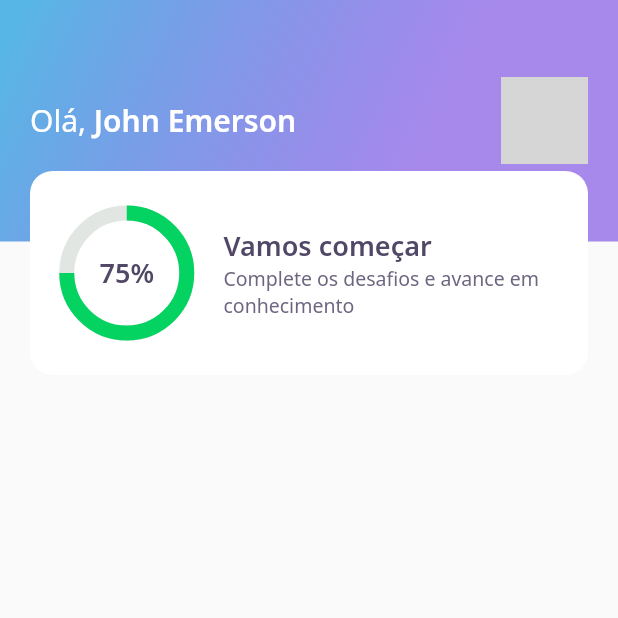
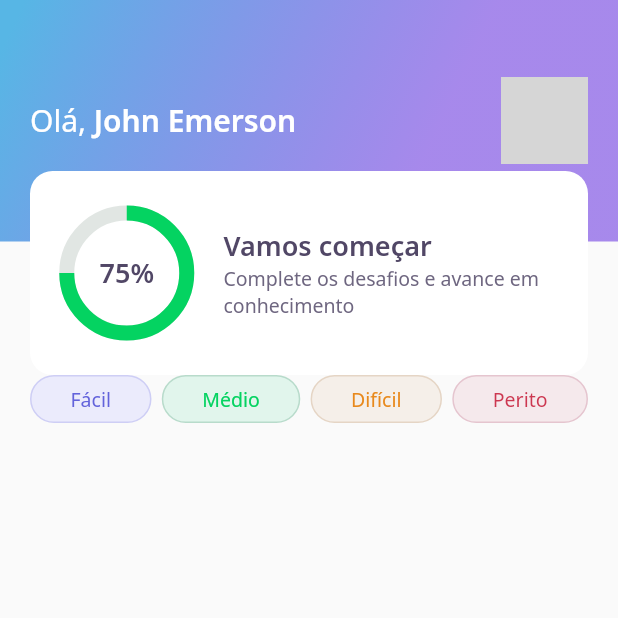
Before and after one commit to JohnEmerson1406/devquiz, a Flutter app: the screen it shows after launch, on a phone screen of 412 x 824 dp, the top half of it. Run offline on Flutter 3.47's test engine with Material 2 defaults, Android fonts, the phone set to English and light mode, and no system bars; our stand-ins replace google_fonts; network calls fail; grey boxes are pictures that could not be loaded.

Commit message:
feat: create level button widget

```diff
--- a/lib/home/home_page.dart
+++ b/lib/home/home_page.dart
@@ -1,4 +1,5 @@
 import 'package:devquiz/home/widgets/appbar/app_bar_widget.dart';
+import 'package:devquiz/home/widgets/level_button/level_button_widget.dart';
 import 'package:flutter/material.dart';
 
 class HomePage extends StatefulWidget {
@@ -11,6 +12,26 @@ class _HomePageState extends State<HomePage> {
   Widget build(BuildContext context) {
     return Scaffold(
       appBar: AppBarWidget(),
+      body: Padding(
+        padding: const EdgeInsets.symmetric(horizontal: 20),
+        child: Row(
+          mainAxisAlignment: MainAxisAlignment.spaceBetween,
+          children: [
+            LevelButtonWidget(
+              label: 'Fácil',
+            ),
+            LevelButtonWidget(
+              label: 'Médio',
+            ),
+            LevelButtonWidget(
+              label: 'Difícil',
+            ),
+            LevelButtonWidget(
+              label: 'Perito',
+            ),
+          ],
+        ),
+      ),
     );
   }
 }
--- /dev/null
+++ b/lib/home/widgets/level_button/level_button_widget.dart
@@ -0,0 +1,62 @@
+import 'package:devquiz/core/app_colors.dart';
+import 'package:flutter/material.dart';
+import 'package:google_fonts/google_fonts.dart';
+
+class LevelButtonWidget extends StatelessWidget {
+  final String label;
+  LevelButtonWidget({
+    Key? key,
+    required this.label,
+  })   : assert(["Fácil", "Médio", "Difícil", "Perito"].contains(label)),
+        super(key: key);
+
+  final config = {
+    "Fácil": {
+      "color": AppColors.levelButtonFacil,
+      "borderColor": AppColors.levelButtonBorderFacil,
+      "fontColor": AppColors.levelButtonTextFacil,
+    },
+    "Médio": {
+      "color": AppColors.levelButtonMedio,
+      "borderColor": AppColors.levelButtonBorderMedio,
+      "fontColor": AppColors.levelButtonTextMedio,
+    },
+    "Difícil": {
+      "color": AppColors.levelButtonDificil,
+      "borderColor": AppColors.levelButtonBorderDificil,
+      "fontColor": AppColors.levelButtonTextDificil,
+    },
+    "Perito": {
+      "color": AppColors.levelButtonPerito,
+      "borderColor": AppColors.levelButtonBorderPerito,
+      "fontColor": AppColors.levelButtonTextPerito,
+    },
+  };
+
+  Color get color => config[label]!['color']!;
+  Color get borderColor => config[label]!['borderColor']!;
+  Color get fontColor => config[label]!['fontColor']!;
+
+  @override
+  Widget build(BuildContext context) {
+    return Container(
+      decoration: BoxDecoration(
+        color: color,
+        border: Border.fromBorderSide(
+          BorderSide(color: borderColor),
+        ),
+        borderRadius: BorderRadius.circular(28),
+      ),
+      child: Padding(
+        padding: const EdgeInsets.symmetric(horizontal: 26, vertical: 6),
+        child: Text(
+          label,
+          style: GoogleFonts.notoSans(
+            color: fontColor,
+            fontSize: 13,
+          ),
+        ),
+      ),
+    );
+  }
+}
```
